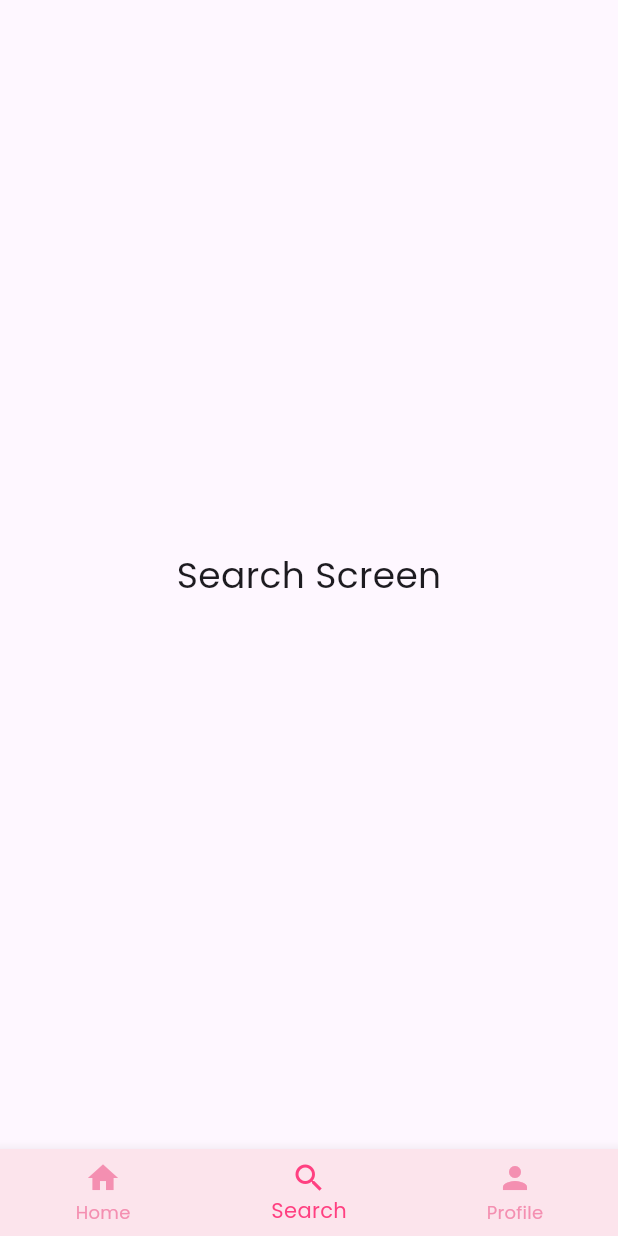
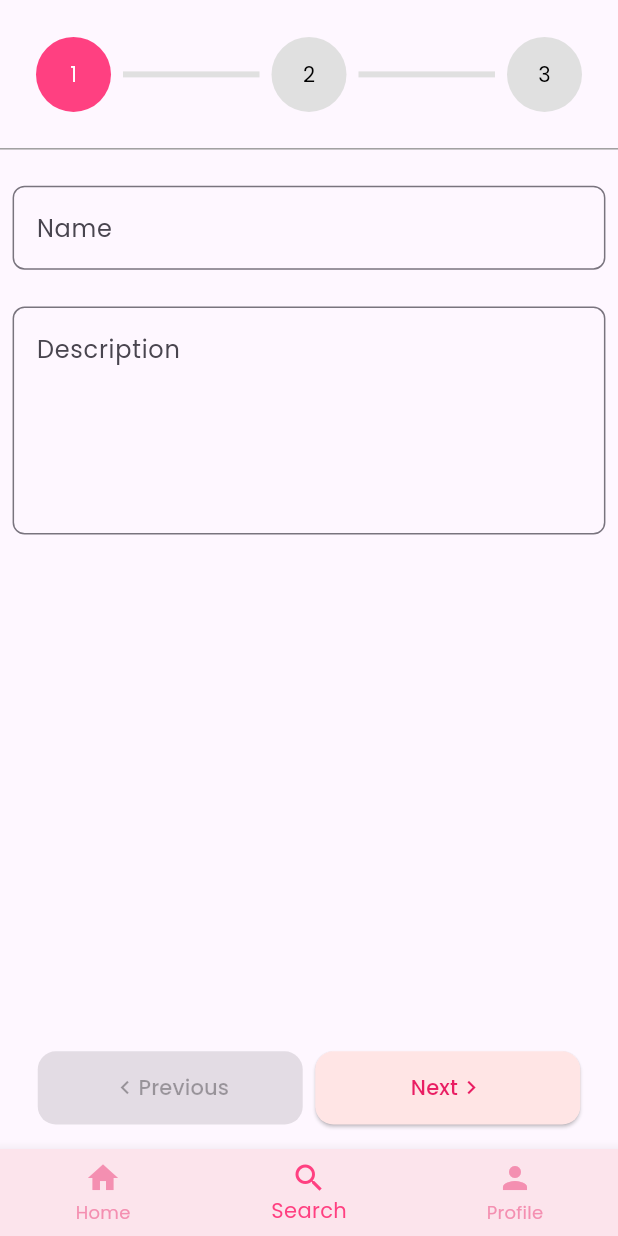
Before and after one commit to HolbertonPortfolio/CakeyMobile, a Flutter app: the MainScreen screen opened by its route, item 2 of the bottom bar chosen, on a phone screen of 412 x 824 dp. Run offline on Flutter 3.47's test engine with Material 3 defaults, Android fonts, the phone set to English and light mode, and no system bars; our stand-ins replace auto_route, flutter_screenutil, google_fonts; network calls fail.

Commit message:
Initial add Pastry page

```diff
--- a/lib/Api/pastry_api_methods.dart
+++ b/lib/Api/pastry_api_methods.dart
@@ -8,7 +8,7 @@ import '../Data/ingredient.dart';
 
 class PastryApiMethods {
   Future<List<Pastry>> getAllPastries() async {
-    const url = '${ApiProvider.baseUrl}/pastries?limit=20'; // replace with your actual URL
+    const url = '${ApiProvider.baseUrl}/pastries?limit=40'; // replace with your actual URL
     final response = await http.get(Uri.parse(url));
 
     if (response.statusCode == 200) {
--- a/lib/Presentation/routes/app_router.dart
+++ b/lib/Presentation/routes/app_router.dart
@@ -12,8 +12,8 @@ part 'app_router.gr.dart';
 class AppRouter extends _$AppRouter {
   @override
   List<AutoRoute> get routes => [
-    AutoRoute(page: SplashRoute.page, path: '/splash'),
-    AutoRoute(page: MainRoute.page, path: '/main', initial: true,),
+    AutoRoute(page: SplashRoute.page, path: '/splash', initial: true,),
+    AutoRoute(page: MainRoute.page, path: '/main'),
     AutoRoute(page: OnboardingRoute.page,path: '/onboarding',),
     AutoRoute(page: PastryDetailsRoute.page, path: '/pastry-details/:id'),
   ];
--- /dev/null
+++ b/lib/Presentation/screens/MainScreen/Pages/add_pastry/add_pastry_screen.dart
@@ -0,0 +1,124 @@
+import 'package:cakey_portfolio/Presentation/screens/MainScreen/Pages/add_pastry/content/content_page_1.dart';
+import 'package:cakey_portfolio/Presentation/screens/MainScreen/Pages/add_pastry/content/content_page_2.dart';
+import 'package:cakey_portfolio/Presentation/screens/MainScreen/Pages/add_pastry/content/content_page_3.dart';
+import 'package:flutter/material.dart';
+import 'package:flutter_screenutil/flutter_screenutil.dart';
+import '../../../../../res/app_colors.dart';
+import 'widgets/primary_button.dart';
+
+class AddPastryScreen extends StatefulWidget {
+  const AddPastryScreen({super.key});
+
+  @override
+  AddPastryScreenState createState() => AddPastryScreenState();
+}
+
+class AddPastryScreenState extends State<AddPastryScreen> {
+  int _currentStep = 1;
+
+  void _nextStep() {
+    if (_currentStep < 3) {
+      setState(() {
+        _currentStep++;
+      });
+    }
+  }
+
+  void _previousStep() {
+    if (_currentStep > 1) {
+      setState(() {
+        _currentStep--;
+      });
+    }
+  }
+
+  Widget _getStepContent() {
+    switch (_currentStep) {
+      case 1:
+        return const ContentPage1();
+      case 2:
+        return const ContentPage2();
+      case 3:
+        return const ContentPage3();
+      default:
+        return const Center(child: Text('Husu'));
+    }
+  }
+
+  @override
+  Widget build(BuildContext context) {
+    return Column(
+      children: [
+        24.verticalSpace,
+
+        /// Steps
+        Padding(
+          padding: const EdgeInsets.symmetric(horizontal: 24),
+          child: Row(children: [
+            for (int i = 1; i <= 3; i++) ...[
+              Container(
+                width: 50,
+                height: 50,
+                decoration: BoxDecoration(
+                  shape: BoxShape.circle,
+                  color: i == _currentStep
+                      ? Colors.pinkAccent.shade200// Active step color
+                      : i < _currentStep
+                      ? AppColors.pink50 // Completed step color
+                      : Colors.grey.shade300, // Inactive step color
+                ),
+                child: Center(
+                  child: Text('$i', style: TextStyle(color: i == _currentStep ? Colors.white : Colors.black)),
+                ),
+              ),
+              if (i != 3)
+                Expanded(
+                  child: Padding(
+                    padding: const EdgeInsets.symmetric(horizontal: 8),
+                    child: Container(
+                      height: 4,
+                      color: i < _currentStep
+                          ? AppColors.pink50 // Line color for completed steps
+                          : Colors.grey.shade300, // Line color for upcoming steps
+                    ),
+                  ),
+                ),
+            ],
+          ]),
+        ),
+
+        Divider(
+          color: Colors.grey,
+          height: 48.h,
+        ),
+
+        /// Content
+        Expanded(child: _getStepContent()),
+
+        /// Buttons
+        Padding(
+          padding: EdgeInsets.symmetric(horizontal: 24.w, vertical: 16.h),
+          child: Row(
+            children: [
+              Expanded(
+                child: PrimaryButton(
+                  text: 'Previous',
+                  prefixIcon: Icons.chevron_left,
+                  onPressed: _currentStep > 1 ? _previousStep : null,
+                ),
+              ),
+              8.horizontalSpace,
+              Expanded(
+                child: PrimaryButton(
+                  text: 'Next',
+                  suffixIcon: Icons.chevron_right,
+                  onPressed: _currentStep < 3 ? _nextStep : null,
+                ),
+              ),
+            ],
+          ),
+        ),
+      ],
+    );
+  }
+}
--- /dev/null
+++ b/lib/Presentation/screens/MainScreen/Pages/add_pastry/content/content_page_1.dart
@@ -0,0 +1,42 @@
+import 'package:flutter/material.dart';
+import 'package:flutter_screenutil/flutter_screenutil.dart';
+
+class ContentPage1 extends StatelessWidget {
+  const ContentPage1({super.key});
+
+  @override
+  Widget build(BuildContext context) {
+    return Column(
+      children: [
+        Padding(
+          padding: EdgeInsets.symmetric(horizontal: 8.0.w),
+          child: TextField(
+            decoration: InputDecoration(
+              constraints: BoxConstraints(maxHeight: 60.h),
+
+              hintText: 'Name',
+              border: OutlineInputBorder(
+                borderRadius: BorderRadius.circular(8.0),
+              ),
+            ),
+          ),
+        ),
+        24.verticalSpace,
+        Padding(
+          padding: EdgeInsets.symmetric(horizontal: 8.0.w),
+          child: TextField(
+            maxLines: null,
+            minLines: 5,
+            decoration: InputDecoration(
+              constraints: BoxConstraints(),
+              hintText: 'Description',
+              border: OutlineInputBorder(
+                borderRadius: BorderRadius.circular(8.0),
+              ),
+            ),
+          ),
+        ),
+      ],
+    );
+  }
+}
--- /dev/null
+++ b/lib/Presentation/screens/MainScreen/Pages/add_pastry/content/content_page_2.dart
@@ -0,0 +1,10 @@
+import 'package:flutter/material.dart';
+
+class ContentPage2 extends StatelessWidget {
+  const ContentPage2({super.key});
+
+  @override
+  Widget build(BuildContext context) {
+    return const Placeholder();
+  }
+}
--- /dev/null
+++ b/lib/Presentation/screens/MainScreen/Pages/add_pastry/content/content_page_3.dart
@@ -0,0 +1,10 @@
+import 'package:flutter/material.dart';
+
+class ContentPage3 extends StatelessWidget {
+  const ContentPage3({super.key});
+
+  @override
+  Widget build(BuildContext context) {
+    return const Text('Content Page 3');
+  }
+}
--- /dev/null
+++ b/lib/Presentation/screens/MainScreen/Pages/add_pastry/widgets/primary_button.dart
@@ -0,0 +1,35 @@
+import 'package:flutter/material.dart';
+import 'package:flutter_screenutil/flutter_screenutil.dart';
+
+import '../../../../../../res/app_colors.dart';
+
+class PrimaryButton extends StatelessWidget {
+
+  final String text;
+  final IconData? prefixIcon;
+  final IconData? suffixIcon;
+  final VoidCallback? onPressed;
+
+  const PrimaryButton({super.key, required this.text, this.prefixIcon, this.suffixIcon, this.onPressed});
+
+  @override
+  Widget build(BuildContext context) {
+    return ElevatedButton(
+      onPressed: onPressed,
+      style: ElevatedButton.styleFrom(
+          backgroundColor: AppColors.pink50,
+          padding: EdgeInsets.symmetric(vertical: 14.h, horizontal: 16.h),
+          shape: RoundedRectangleBorder(borderRadius: BorderRadius.circular(12)),
+          foregroundColor: Colors.pink
+      ),
+      child: Row(
+        mainAxisAlignment: MainAxisAlignment.center,
+        children: [
+          prefixIcon != null ? Icon(prefixIcon) : const SizedBox.shrink(),
+          Text(text),
+          suffixIcon != null ? Icon(suffixIcon) : const SizedBox.shrink()
+        ],
+      ),
+    );
+  }
+}
--- /dev/null
+++ b/lib/Presentation/screens/MainScreen/Pages/profile/profile_screen.dart
@@ -0,0 +1,12 @@
+import 'package:flutter/material.dart';
+
+class ProfileScreen extends StatelessWidget {
+  const ProfileScreen({super.key});
+
+  @override
+  Widget build(BuildContext context) {
+    return const Center(
+      child: Text('Profile Screen', style: TextStyle(fontSize: 24)),
+    );
+  }
+}
--- a/lib/Presentation/screens/MainScreen/main_screen.dart
+++ b/lib/Presentation/screens/MainScreen/main_screen.dart
@@ -2,6 +2,9 @@ import 'package:auto_route/auto_route.dart';
 import 'package:cakey_portfolio/Presentation/screens/MainScreen/Pages/home/home_screen.dart';
 import 'package:cakey_portfolio/res/app_colors.dart';
 import 'package:flutter/material.dart';
+
+import 'Pages/add_pastry/add_pastry_screen.dart';
+import 'Pages/profile/profile_screen.dart';
 
 @RoutePage()
 
@@ -17,7 +20,7 @@ class _MainScreenState extends State<MainScreen> {
 
   static final List<Widget> _widgetOptions = <Widget>[
     const HomeScreen(),
-    const SearchScreen(),
+    const AddPastryScreen(),
     const ProfileScreen(),
   ];
 
@@ -56,27 +59,3 @@ class _MainScreenState extends State<MainScreen> {
     );
   }
 }
-
-
-
-class SearchScreen extends StatelessWidget {
-  const SearchScreen({super.key});
-
-  @override
-  Widget build(BuildContext context) {
-    return const Center(
-      child: Text('Search Screen', style: TextStyle(fontSize: 24)),
-    );
-  }
-}
-
-class ProfileScreen extends StatelessWidget {
-  const ProfileScreen({super.key});
-
-  @override
-  Widget build(BuildContext context) {
-    return const Center(
-      child: Text('Profile Screen', style: TextStyle(fontSize: 24)),
-    );
-  }
-}
```
Also changed, not shown: 1 other file.
